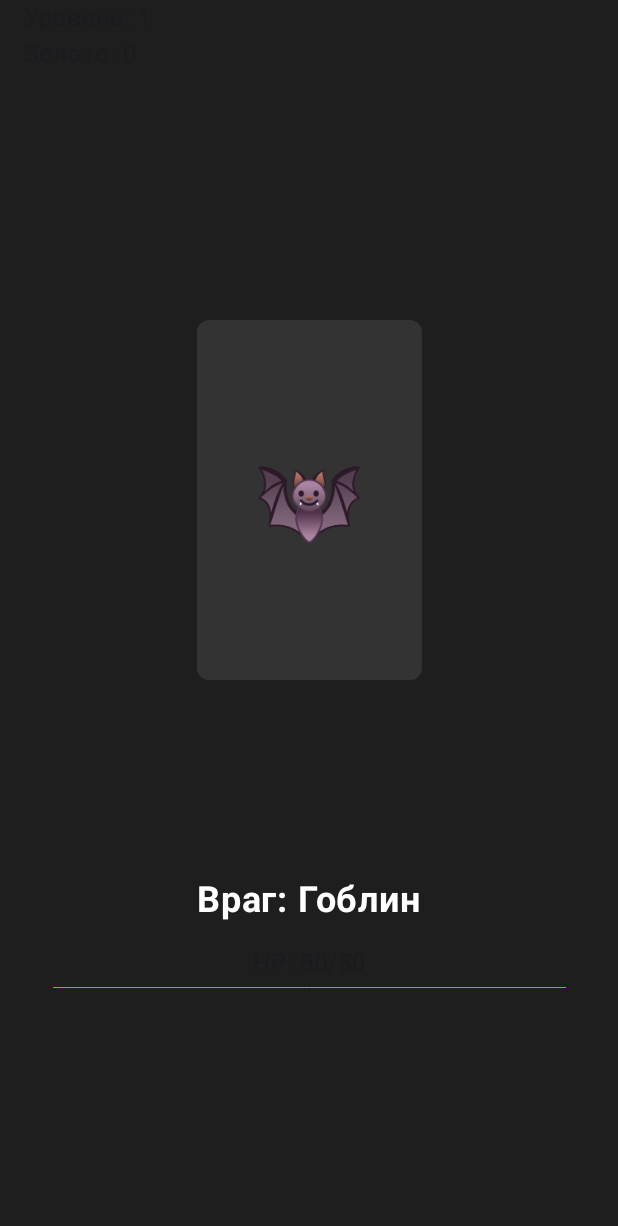
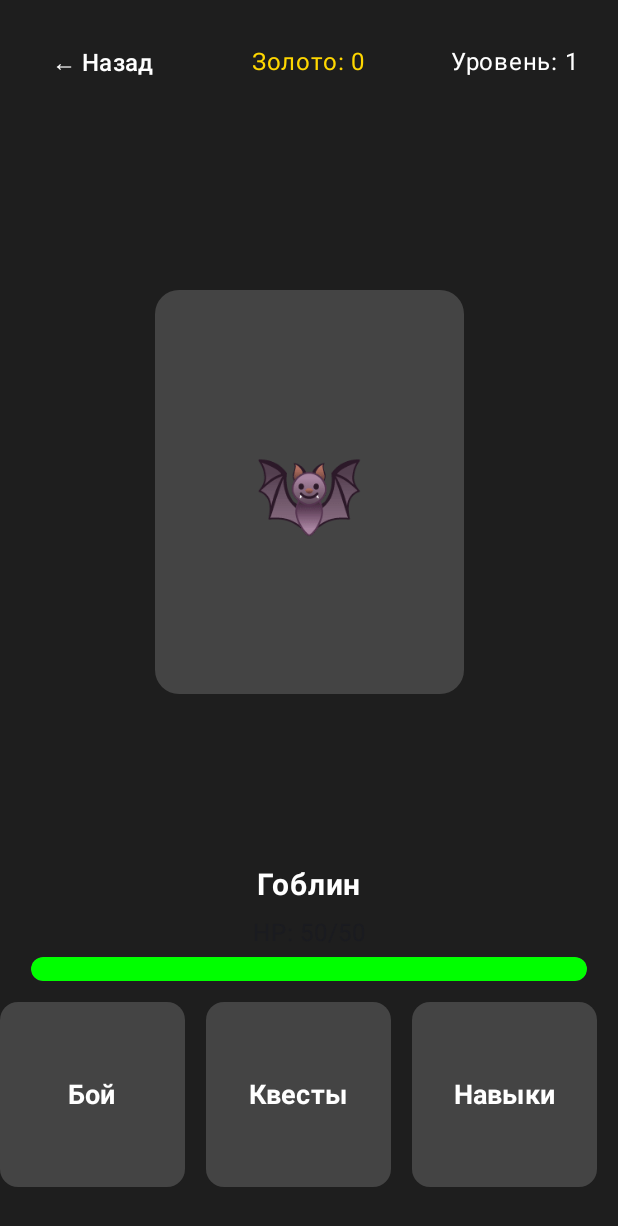
Before and after one commit to Mekito4u/fantasy-quest-clicker-android, an Android app built with Jetpack Compose: the screen it shows after launch (MainActivity), on a phone screen of 412 x 824 dp. Shown: the top 1226 px of the screen. Run offline under Robolectric (Android 15) with nearby library versions, the phone set to English and light mode, and no system bars.

Commit message:
feat: add new screen architecture with bottom navigation

```diff
--- a/app/src/main/java/com/example/fantasyquestclicker/ui/theme/components/HealthBar.kt
+++ b/app/src/main/java/com/example/fantasyquestclicker/ui/theme/components/HealthBar.kt
@@ -1,11 +1,14 @@
 package com.example.fantasyquestclicker.ui.theme.components
 
+import androidx.compose.foundation.background
 import androidx.compose.foundation.layout.*
+import androidx.compose.foundation.shape.RoundedCornerShape
 import androidx.compose.material3.LinearProgressIndicator
 import androidx.compose.material3.Text
 import androidx.compose.runtime.Composable
 import androidx.compose.ui.Alignment
 import androidx.compose.ui.Modifier
+import androidx.compose.ui.draw.clip
 import androidx.compose.ui.graphics.Color
 import androidx.compose.ui.unit.dp
 
@@ -30,12 +33,22 @@ fun HealthBar(
 
         Spacer(modifier = Modifier.height(4.dp))
 
-        LinearProgressIndicator(
-            progress = progress,
+        // ОКРУГЛЫЙ PROGRESS BAR
+        Box(
             modifier = Modifier
                 .fillMaxWidth()
-                .height(16.dp),
-            color = healthColor,
-        )
+                .height(20.dp)
+                .clip(RoundedCornerShape(10.dp))
+                .background(Color(0xFF444444))
+        ) {
+            // Заливка здоровья
+            Box(
+                modifier = Modifier
+                    .fillMaxWidth(progress)
+                    .fillMaxHeight()
+                    .clip(RoundedCornerShape(10.dp))
+                    .background(healthColor)
+            )
+        }
     }
 }
--- /dev/null
+++ b/app/src/main/java/com/example/fantasyquestclicker/ui/theme/screens/BaseGameScreen.kt
@@ -0,0 +1,113 @@
+package com.example.fantasyquestclicker.ui.theme.screens
+
+import androidx.compose.foundation.background
+import androidx.compose.foundation.layout.*
+import androidx.compose.foundation.shape.RoundedCornerShape
+import androidx.compose.runtime.Composable
+import androidx.compose.ui.Alignment
+import androidx.compose.ui.Modifier
+import androidx.compose.ui.graphics.Color
+import androidx.compose.ui.unit.dp
+
+@Composable
+fun BaseGameScreen(
+    // Верхняя панель - 3 блока
+    topLeftContent: @Composable () -> Unit = {},
+    topCenterContent: @Composable () -> Unit = {},
+    topRightContent: @Composable () -> Unit = {},
+
+    // Центральная часть - ОСНОВНОЙ контент + ДОПОЛНИТЕЛЬНЫЙ
+    centerMainContent: @Composable () -> Unit = {},
+    centerAdditionalContent: @Composable () -> Unit = {},
+
+    // Нижняя панель - 3 блока
+    bottomLeftContent: @Composable () -> Unit = {},
+    bottomCenterContent: @Composable () -> Unit = {},
+    bottomRightContent: @Composable () -> Unit = {},
+
+    backgroundColor: Color = Color(0xFF1E1E1E)
+) {
+    // НАСЛЕДУЕМ BaseScreen
+    BaseScreen(
+        backgroundColor = backgroundColor,
+        topContent = {
+            // ВЕРХ - 3 блока
+            Row(
+                modifier = Modifier.fillMaxSize(),
+                horizontalArrangement = Arrangement.SpaceBetween,
+                verticalAlignment = Alignment.CenterVertically
+            ) {
+                Box(
+                    modifier = Modifier
+                        .fillMaxHeight()
+                        .weight(1f),
+                    contentAlignment = Alignment.Center
+                ) {
+                    topLeftContent()
+                }
+
+                Box(
+                    modifier = Modifier
+                        .fillMaxHeight()
+                        .weight(1f),
+                    contentAlignment = Alignment.Center
+                ) {
+                    topCenterContent()
+                }
+
+                Box(
+                    modifier = Modifier
+                        .fillMaxHeight()
+                        .weight(1f),
+                    contentAlignment = Alignment.Center
+                ) {
+                    topRightContent()
+                }
+            }
+        },
+        centerContent = {
+            // ЦЕНТР - ОСНОВНОЙ контент + ДОПОЛНИТЕЛЬНЫЙ
+            Column(modifier = Modifier.fillMaxSize()) {
+                // ОСНОВНОЙ контент - 87.5% центра
+                Box(
+                    modifier = Modifier
+                        .fillMaxWidth()
+                        .weight(0.85f),
+                    contentAlignment = Alignment.Center
+                ) {
+                    Box(
+                        modifier = Modifier
+                            .fillMaxWidth(0.5f)
+                            .aspectRatio(225f / 294f)
+                            .background(Color.DarkGray, RoundedCornerShape(16.dp)),
+                        contentAlignment = Alignment.Center
+                    ) {
+                        centerMainContent()
+                    }
+                }
+
+                // ДОПОЛНИТЕЛЬНЫЙ контент - 12.5% центра
+                Box(
+                    modifier = Modifier
+                        .fillMaxWidth()
+                        .weight(0.15f),
+                    contentAlignment = Alignment.Center
+                ) {
+                    centerAdditionalContent()
+                }
+            }
+        },
+        bottomContent = {
+            // НИЗ - 3 блока
+            Row(
+                modifier = Modifier
+                    .fillMaxWidth()
+                    .height(IntrinsicSize.Min)
+            ) {
+                Box(modifier = Modifier.weight(1f)) { bottomLeftContent() }
+                Box(modifier = Modifier.weight(1f)) { bottomCenterContent() }
+                Box(modifier = Modifier.weight(1f)) { bottomRightContent() }
+            }
+        }
+    )
+}
--- /dev/null
+++ b/app/src/main/java/com/example/fantasyquestclicker/ui/theme/screens/BaseScreen.kt
@@ -0,0 +1,54 @@
+package com.example.fantasyquestclicker.ui.theme.screens
+
+import androidx.compose.foundation.background
+import androidx.compose.foundation.layout.*
+import androidx.compose.runtime.Composable
+import androidx.compose.ui.Alignment
+import androidx.compose.ui.Modifier
+import androidx.compose.ui.graphics.Color
+
+@Composable
+fun BaseScreen(
+    topContent: @Composable () -> Unit = {},
+    centerContent: @Composable () -> Unit = {},
+    bottomContent: @Composable () -> Unit = {},
+    backgroundColor: Color = Color(0xFF1E1E1E)
+) {
+    Box(
+        modifier = Modifier
+            .fillMaxSize()
+            .background(backgroundColor)
+    ) {
+        Column(modifier = Modifier.fillMaxSize()) {
+            // ВЕРХ - 10%
+            Box(
+                modifier = Modifier
+                    .fillMaxWidth()
+                    .weight(0.1f),
+                contentAlignment = Alignment.Center
+            ) {
+                topContent()
+            }
+
+            // ЦЕНТР - 70%
+            Box(
+                modifier = Modifier
+                    .fillMaxWidth()
+                    .weight(0.7f),
+                contentAlignment = Alignment.Center
+            ) {
+                centerContent()
+            }
+
+            // НИЗ - 20%
+            Box(
+                modifier = Modifier
+                    .fillMaxWidth()
+                    .weight(0.2f),
+                contentAlignment = Alignment.Center
+            ) {
+                bottomContent()
+            }
+        }
+    }
+}
--- a/app/src/main/java/com/example/fantasyquestclicker/ui/theme/screens/BattleScreen.kt
+++ b/app/src/main/java/com/example/fantasyquestclicker/ui/theme/screens/BattleScreen.kt
@@ -2,13 +2,9 @@ package com.example.fantasyquestclicker.ui.theme.screens
 
 import androidx.compose.foundation.background
 import androidx.compose.foundation.clickable
-import androidx.compose.foundation.interaction.MutableInteractionSource
 import androidx.compose.foundation.layout.*
 import androidx.compose.foundation.shape.RoundedCornerShape
-import androidx.compose.material3.Text
-import androidx.compose.material3.Button
-import androidx.compose.material3.ButtonDefaults
-import androidx.compose.material3.MaterialTheme
+import androidx.compose.material3.*
 import androidx.compose.runtime.*
 import androidx.compose.ui.Alignment
 import androidx.compose.ui.Modifier
@@ -17,109 +13,126 @@ import androidx.compose.ui.text.font.FontWeight
 import androidx.compose.ui.unit.dp
 import androidx.compose.ui.unit.sp
 import androidx.lifecycle.viewmodel.compose.viewModel
-
+import com.example.fantasyquestclicker.ui.theme.components.HealthBar
 import com.example.fantasyquestclicker.ui.theme.viewmodels.BattleViewModel
-import com.example.fantasyquestclicker.ui.theme.components.HealthBar
 
 @Composable
-fun BattleScreen() {
+fun BattleScreen(
+    onNavigateToSkills: () -> Unit = {},
+    onNavigateToQuests: () -> Unit = {},
+    onBackClick: () -> Unit = {}
+) {
     val viewModel: BattleViewModel = viewModel()
     val player by viewModel.player.collectAsState()
     val enemy by viewModel.currentEnemy.collectAsState()
 
+    BaseGameScreen(
+        // ВЕРХНЯЯ ПАНЕЛЬ - 3 блока
+        topLeftContent = {
+            TextButton(onClick = onBackClick) {
+                Text(
+                    "← Назад",
+                    color = Color.White,
+                    fontSize = 16.sp
+                )
+            }
+        },
+        topCenterContent = {
+            Text(
+                "Золото: ${player.gold}",
+                color = Color(0xFFFFD700),
+                fontSize = 16.sp
+            )
+        },
+        topRightContent = {
+            Text(
+                "Уровень: ${player.level}",
+                color = Color.White,
+                fontSize = 16.sp
+            )
+        },
+
+        // ЦЕНТРАЛЬНАЯ ЧАСТЬ - ВРАГ
+        centerMainContent = {
             Box(
                 modifier = Modifier
-            .fillMaxSize()
-            .background(Color(0xFF1E1E1E))
-    ) {
-        Column(
-            modifier = Modifier
-                .fillMaxSize()
-                .padding(horizontal = 16.dp),
-        ) {
-            // 1. ВЕРХНЯЯ ПАНЕЛЬ - 10% высоты
-            Text("Уровень: ${player.level}")
-            Text("Золото: ${player.gold}")
-
-            Spacer(modifier = Modifier.height(32.dp))
-
-            // 2. ЦЕНТРАЛЬНАЯ ЧАСТЬ - 70% высоты
-            Box(
-                modifier = Modifier
-                    .fillMaxWidth()
-                    .weight(0.7f)
-                    .clickable(
-                        interactionSource = remember { MutableInteractionSource() },
-                        indication = null
-                    ) {
-                        viewModel.attackEnemy()
-                    }
-            ) {
-                Column(
-                    modifier = Modifier.fillMaxSize(),
-                    horizontalAlignment = Alignment.CenterHorizontally
-                ) {
-                    // ВЕРХ ЦЕНТРАЛЬНОЙ ЧАСТИ - 87.5% высоты
-                    Box(
-                        modifier = Modifier
-                            .weight(0.875f)
-                            .fillMaxWidth(),
+                    .fillMaxWidth(0.5f)
+                    .aspectRatio(225f / 294f)
+                    .clickable { viewModel.attackEnemy() },
                 contentAlignment = Alignment.Center
             ) {
-                        // ВРЕМЕННАЯ ЗАГЛУШКА
-                        Box(
-                            modifier = Modifier
-                                .width(150.dp)
-                                .height(240.dp)
-                                .background(Color(0xFF333333), RoundedCornerShape(8.dp)),
-                            contentAlignment = Alignment.Center
+                Text("🦇", fontSize = 60.sp, color = Color.White)
+            }
+        },
+
+        // ЦЕНТРАЛЬНАЯ ЧАСТЬ - HEALTH BAR
+        centerAdditionalContent = {
+            Column(
+                horizontalAlignment = Alignment.CenterHorizontally,
+                verticalArrangement = Arrangement.Center
             ) {
                 Text(
-                                "🦇",
-                                fontSize = 60.sp,
-                                color = Color.White
-                            )
-                        }
-                    }
-
-                    // НИЗ ЦЕНТРАЛЬНОЙ ЧАСТИ - 12.5% высоты
-                    Column(
-                        modifier = Modifier
-                            .weight(0.125f)
-                            .fillMaxWidth(),
-                        horizontalAlignment = Alignment.CenterHorizontally,
-                        verticalArrangement = Arrangement.Top
-                    ) {
-                        Text(
-                            "Враг: ${enemy.name}",
+                    enemy.name,
                     color = Color.White,
-                            fontSize = 24.sp,
+                    fontSize = 20.sp,
                     fontWeight = FontWeight.Bold
                 )
-
-                        Spacer(modifier = Modifier.height(16.dp))
-
+                Spacer(modifier = Modifier.height(8.dp))
                 HealthBar(
                     currentHealth = enemy.currentHealth,
                     maxHealth = enemy.maxHealth,
                     modifier = Modifier
                         .fillMaxWidth(0.9f)
-                                .height(70.dp)
+                        .fillMaxHeight(0.8f)
                 )
             }
+        },
+
+        // НИЖНЯЯ ПАНЕЛЬ - навигация
+        bottomLeftContent = {
+            Button(
+                onClick = { /* Уже на экране боя */ },
+                modifier = Modifier
+                    .fillMaxHeight(0.8f)
+                    .fillMaxWidth(0.9f)
+                    .aspectRatio(1f),
+                shape = RoundedCornerShape(12.dp),
+                colors = ButtonDefaults.buttonColors(
+                    containerColor = Color.DarkGray
+                )
+            ) {
+                Text("Бой", fontSize = 18.sp, fontWeight = FontWeight.Bold)
+            }
+        },
+        bottomCenterContent = {
+            Button(
+                onClick = onNavigateToQuests,
+                modifier = Modifier
+                    .fillMaxHeight(0.8f)
+                    .fillMaxWidth(0.9f)
+                    .aspectRatio(1f),
+                shape = RoundedCornerShape(12.dp),
+                colors = ButtonDefaults.buttonColors(
+                    containerColor = Color.DarkGray
+                )
+            ) {
+                Text("Квесты", fontSize = 18.sp, fontWeight = FontWeight.Bold)
+            }
+        },
+        bottomRightContent = {
+            Button(
+                onClick = onNavigateToSkills,
+                modifier = Modifier
+                    .fillMaxHeight(0.8f)
+                    .fillMaxWidth(0.9f)
+                    .aspectRatio(1f),
+                shape = RoundedCornerShape(12.dp),
+                colors = ButtonDefaults.buttonColors(
+                    containerColor = Color.DarkGray
+                )
+            ) {
+                Text("Навыки", fontSize = 18.sp, fontWeight = FontWeight.Bold)
             }
         }
-
-            // 3. НИЖНЯЯ ЧАСТЬ - 20% высоты
-            Column(
-                modifier = Modifier
-                    .fillMaxWidth()
-                    .weight(0.2f),
-                verticalArrangement = Arrangement.Bottom
-            ) {
-
-                Spacer(modifier = Modifier.height(24.dp))
+    )
 }
-        }
-    }
-}
```
Also changed, not shown: 1 other file. Lines whose indentation alone changed are shown as unchanged.
